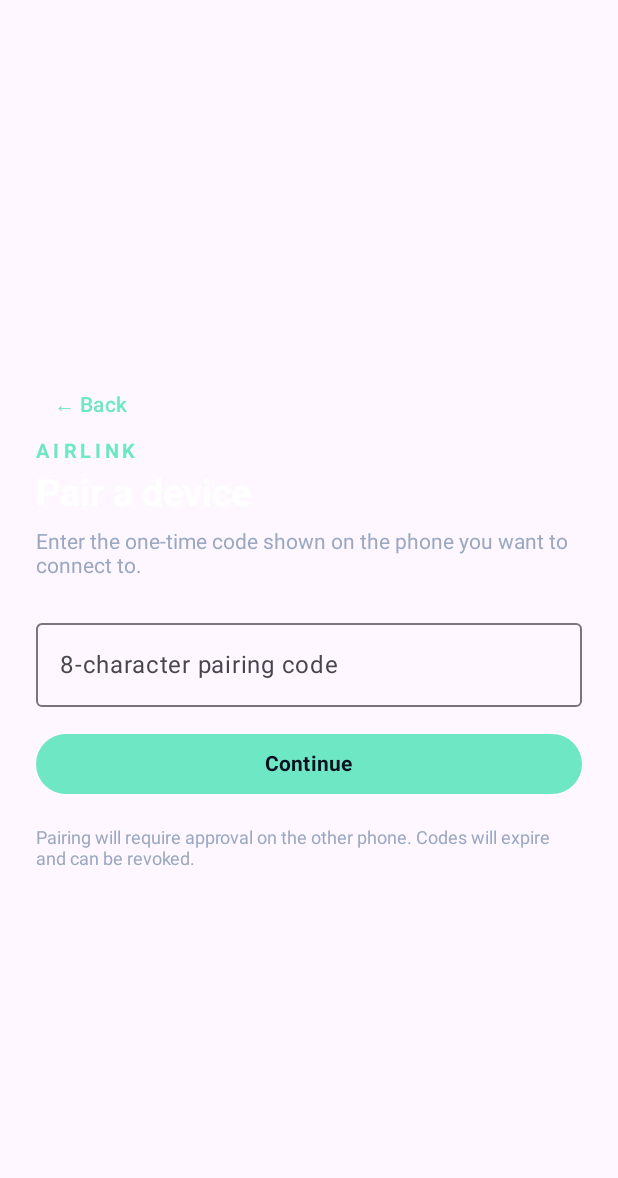
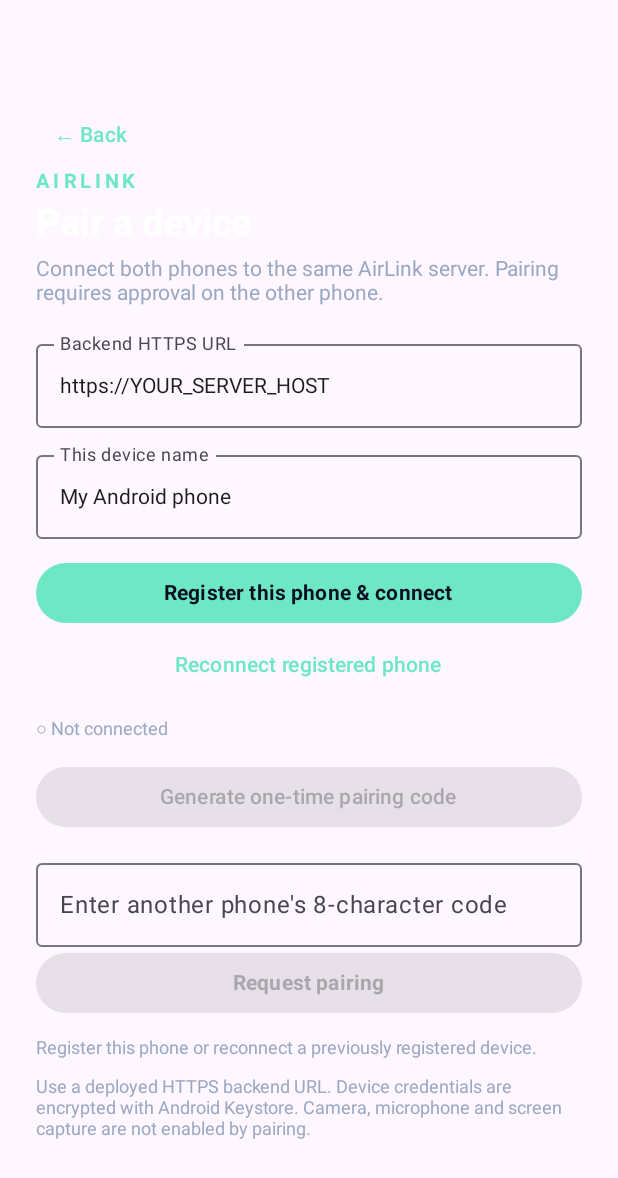
Before and after one commit to Mohamedhansath/AirLink, an Android app built with Jetpack Compose: the composable PairDeviceScreen shown on its own in the app's theme, on a phone screen of 412 x 824 dp. Shown: the top 1178 px of the screen. Run offline under Robolectric (Android 15) with nearby library versions, the phone set to English and light mode, and no system bars.

Commit message:
Connect Android pairing screen to AirLink backend

```diff
--- a/app/src/main/java/com/airlink/app/MainActivity.kt
+++ b/app/src/main/java/com/airlink/app/MainActivity.kt
@@ -43,6 +43,9 @@ import androidx.compose.ui.text.input.KeyboardType
 import androidx.compose.ui.text.input.PasswordVisualTransformation
 import androidx.compose.ui.unit.dp
 import androidx.compose.ui.unit.sp
+import androidx.compose.ui.platform.LocalContext
+import androidx.compose.foundation.rememberScrollState
+import androidx.compose.foundation.verticalScroll
 
 private val Ink = Color(0xFF0B1020)
 private val Panel = Color(0xFF151D32)
@@ -189,44 +192,130 @@ private fun SignupScreen(onBack: () -> Unit, onPreview: () -> Unit) {
 
 @Composable
 private fun PairDeviceScreen(onBack: () -> Unit) {
+    val context = LocalContext.current
+    var serverUrl by remember { mutableStateOf("https://YOUR_SERVER_HOST") }
+    var deviceName by remember { mutableStateOf("My Android phone") }
     var code by remember { mutableStateOf("") }
-    var message by remember { mutableStateOf("") }
+    var status by remember { mutableStateOf("Register this phone or reconnect a previously registered device.") }
+    var requestId by remember { mutableStateOf("") }
+    var requesterName by remember { mutableStateOf("") }
+    var connected by remember { mutableStateOf(false) }
+    val mainExecutor = remember(context) { context.mainExecutor }
+
+    val events = remember(context) {
+        object : AirLinkClient.Events {
+            override fun onStatus(message: String) {
+                mainExecutor.execute {
+                    status = message
+                    if (message.startsWith("Connected securely")) connected = true
+                }
+            }
+            override fun onEvent(event: org.json.JSONObject) {
+                mainExecutor.execute {
+                    when (event.optString("type")) {
+                        "connected" -> { connected = true; status = "Secure server connection is active." }
+                        "pair:code" -> {
+                            code = event.optString("code")
+                            status = "Your one-time code is ready. It expires in ${event.optInt("expiresInSeconds") / 60} min."
+                        }
+                        "pair:approval_required" -> {
+                            requestId = event.optString("requestId")
+                            requesterName = event.optString("requester", "Another device")
+                            status = "Pairing approval required from $requesterName."
+                        }
+                        "pair:waiting" -> status = "Code accepted. Waiting for approval on the other phone."
+                        "pair:approved" -> {
+                            requestId = ""
+                            status = "Device pairing approved. Peer: ${event.optString("peerDeviceId")}"
+                        }
+                        "pair:denied" -> { requestId = ""; status = "Pairing request was declined." }
+                        "error" -> status = "Server: ${event.optString("message", "Request failed.")}"
+                        else -> status = "Server event: ${event.optString("type")}"
+                    }
+                }
+            }
+        }
+    }
 
     Column(
-        modifier = Modifier.fillMaxSize().padding(24.dp),
+        modifier = Modifier.fillMaxSize().verticalScroll(rememberScrollState()).padding(24.dp),
         verticalArrangement = Arrangement.Center
     ) {
         TextButton(onClick = onBack) { Text("← Back", color = Mint) }
         BrandHeader("Pair a device")
+        Spacer(Modifier.height(8.dp))
+        Text("Connect both phones to the same AirLink server. Pairing requires approval on the other phone.", color = Muted)
+        Spacer(Modifier.height(18.dp))
+        OutlinedTextField(
+            value = serverUrl,
+            onValueChange = { serverUrl = it },
+            modifier = Modifier.fillMaxWidth(),
+            label = { Text("Backend HTTPS URL") },
+            singleLine = true
+        )
         Spacer(Modifier.height(10.dp))
-        Text("Enter the one-time code shown on the phone you want to connect to.", color = Muted)
-        Spacer(Modifier.height(22.dp))
         OutlinedTextField(
-            value = code,
-            onValueChange = { value -> code = value.filter { it.isLetterOrDigit() }.take(8).uppercase(); message = "" },
+            value = deviceName,
+            onValueChange = { deviceName = it.take(48) },
             modifier = Modifier.fillMaxWidth(),
-            label = { Text("8-character pairing code") },
+            label = { Text("This device name") },
+            singleLine = true
+        )
+        Spacer(Modifier.height(12.dp))
+        Button(
+            onClick = { AirLinkClient.registerAndConnect(context, serverUrl, deviceName, events) },
+            modifier = Modifier.fillMaxWidth(),
+            colors = ButtonDefaults.buttonColors(containerColor = Mint, contentColor = Ink)
+        ) { Text("Register this phone & connect", fontWeight = FontWeight.Bold) }
+        TextButton(
+            onClick = { AirLinkClient.connectSaved(context, events) },
+            modifier = Modifier.align(Alignment.CenterHorizontally)
+        ) { Text("Reconnect registered phone", color = Mint) }
+        Spacer(Modifier.height(10.dp))
+        Text(if (connected) "● Connected" else "○ Not connected", color = if (connected) Mint else Muted, fontSize = 12.sp)
+        Spacer(Modifier.height(14.dp))
+        Button(
+            onClick = { AirLinkClient.createPairingCode() },
+            enabled = connected,
+            modifier = Modifier.fillMaxWidth(),
+            colors = ButtonDefaults.buttonColors(containerColor = Panel, contentColor = Mint)
+        ) { Text("Generate one-time pairing code") }
+        if (code.isNotBlank()) {
+            Text("YOUR CODE", color = Muted, fontSize = 11.sp, letterSpacing = 2.sp)
+            Text(code, color = Mint, fontSize = 28.sp, fontWeight = FontWeight.Bold, letterSpacing = 4.sp)
+        }
+        Spacer(Modifier.height(12.dp))
+        OutlinedTextField(
+            value = code.takeIf { it.length != 8 } ?: "",
+            onValueChange = { code = it.filter(Char::isLetterOrDigit).take(8).uppercase() },
+            modifier = Modifier.fillMaxWidth(),
+            label = { Text("Enter another phone's 8-character code") },
             singleLine = true,
             keyboardOptions = KeyboardOptions(keyboardType = KeyboardType.Ascii)
         )
-        Spacer(Modifier.height(14.dp))
         Button(
-            onClick = {
-                message = if (code.length != 8) {
-                    "Enter the complete 8-character code."
-                } else {
-                    "Secure pairing service is not connected yet. No device has been paired."
-                }
-            },
+            onClick = { AirLinkClient.joinPairingCode(code) },
+            enabled = connected && code.length == 8,
             modifier = Modifier.fillMaxWidth(),
             colors = ButtonDefaults.buttonColors(containerColor = Mint, contentColor = Ink)
-        ) { Text("Continue", fontWeight = FontWeight.Bold) }
-        if (message.isNotBlank()) {
-            Spacer(Modifier.height(12.dp))
-            Text(message, color = Muted, fontSize = 12.sp)
+        ) { Text("Request pairing", fontWeight = FontWeight.Bold) }
+        if (requestId.isNotBlank()) {
+            Spacer(Modifier.height(14.dp))
+            Card(colors = CardDefaults.cardColors(containerColor = Panel), shape = RoundedCornerShape(18.dp)) {
+                Column(Modifier.padding(16.dp), verticalArrangement = Arrangement.spacedBy(10.dp)) {
+                    Text("Pairing approval", color = Mint, fontWeight = FontWeight.Bold)
+                    Text("$requesterName wants to pair with this phone.", color = Color.White)
+                    Row(horizontalArrangement = Arrangement.spacedBy(10.dp)) {
+                        Button(onClick = { AirLinkClient.approvePairing(requestId) }, colors = ButtonDefaults.buttonColors(containerColor = Mint, contentColor = Ink)) { Text("Approve") }
+                        TextButton(onClick = { AirLinkClient.denyPairing(requestId) }) { Text("Decline", color = Muted) }
+                    }
+                }
+            }
         }
-        Spacer(Modifier.height(18.dp))
-        Text("Pairing will require approval on the other phone. Codes will expire and can be revoked.", color = Muted, fontSize = 12.sp)
+        Spacer(Modifier.height(12.dp))
+        Text(status, color = Muted, fontSize = 12.sp)
+        Spacer(Modifier.height(12.dp))
+        Text("Use a deployed HTTPS backend URL. Device credentials are encrypted with Android Keystore. Camera, microphone and screen capture are not enabled by pairing.", color = Muted, fontSize = 12.sp)
     }
 }
 
```
